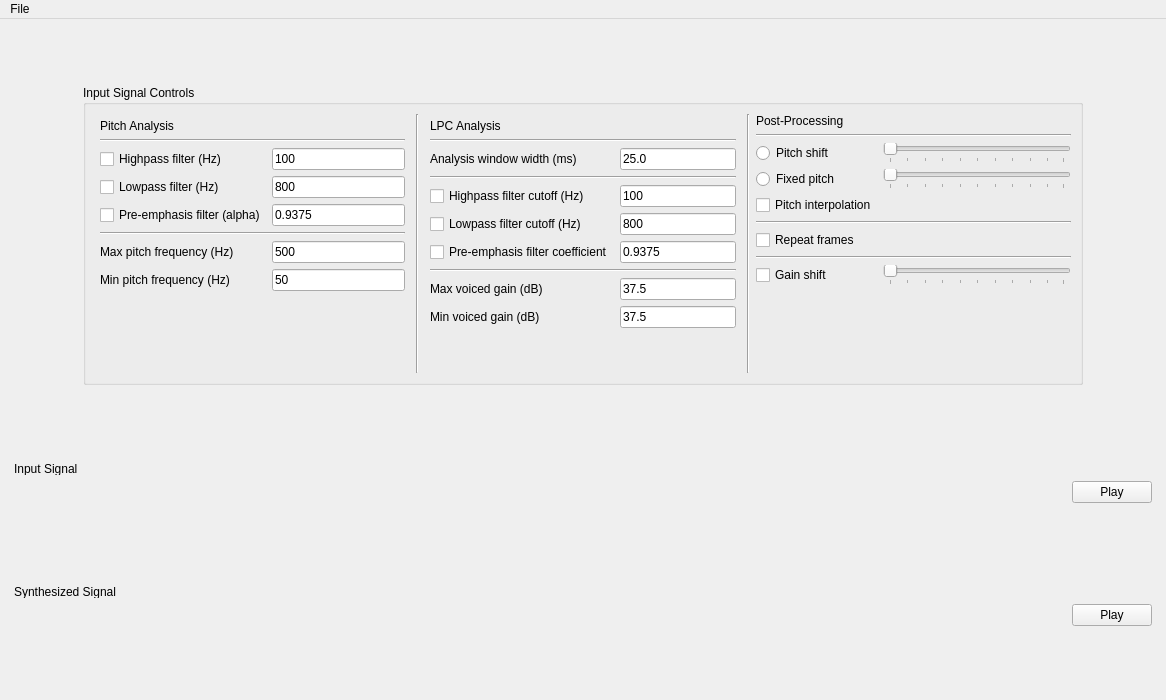
Qt form gui/mainwindow.ui (tornupnegatives/TMS-Express) before a commit.
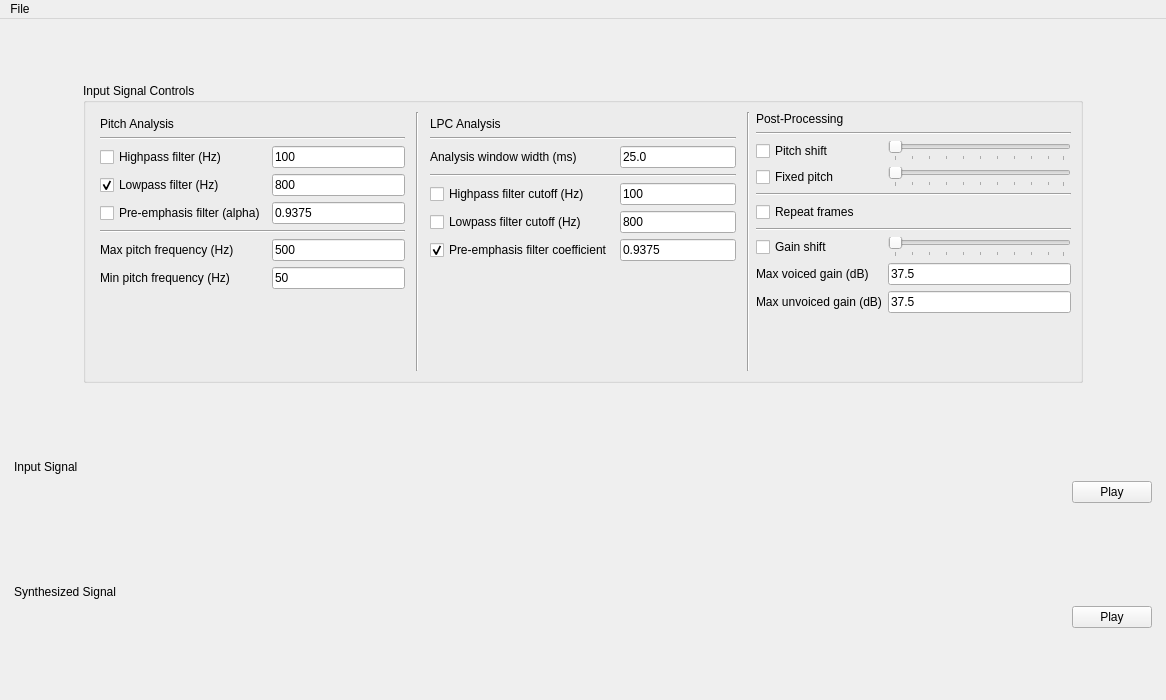
The same form after that commit.

Commit message: Implemented bulk of GUI features, pending export

Patch:
```diff
--- a/gui/mainwindow.ui
+++ b/gui/mainwindow.ui
@@ -59,7 +59,7 @@
         <property name="minimumSize">
          <size>
           <width>1000</width>
-          <height>280</height>
+          <height>270</height>
          </size>
         </property>
         <property name="maximumSize">
@@ -143,6 +143,9 @@
              <property name="text">
               <string>Lowpass filter (Hz)</string>
              </property>
+             <property name="checked">
+              <bool>true</bool>
+             </property>
             </widget>
            </item>
            <item row="1" column="0" colspan="2">
@@ -219,13 +222,33 @@
            <property name="bottomMargin">
             <number>5</number>
            </property>
-           <item row="4" column="1">
-            <widget class="QLineEdit" name="lpcHpfLine">
+           <item row="4" column="0">
+            <widget class="QCheckBox" name="lpcHpfEnable">
              <property name="text">
-              <string>100</string>
+              <string>Highpass filter cutoff (Hz)</string>
              </property>
             </widget>
            </item>
+           <item row="2" column="0">
+            <widget class="QLabel" name="label">
+             <property name="text">
+              <string>Analysis window width (ms)</string>
+             </property>
+            </widget>
+           </item>
+           <item row="10" column="0">
+            <spacer name="verticalSpacer_4">
+             <property name="orientation">
+              <enum>Qt::Vertical</enum>
+             </property>
+             <property name="sizeHint" stdset="0">
+              <size>
+               <width>20</width>
+               <height>40</height>
+              </size>
+             </property>
+            </spacer>
+           </item>
            <item row="6" column="1">
             <widget class="QLineEdit" name="lpcPreemphLine">
              <property name="text">
@@ -233,6 +256,23 @@
              </property>
             </widget>
            </item>
+           <item row="6" column="0">
+            <widget class="QCheckBox" name="lpcPreemphEnable">
+             <property name="text">
+              <string>Pre-emphasis filter coefficient</string>
+             </property>
+             <property name="checked">
+              <bool>true</bool>
+             </property>
+            </widget>
+           </item>
+           <item row="5" column="1">
+            <widget class="QLineEdit" name="lpcLpfLine">
+             <property name="text">
+              <string>800</string>
+             </property>
+            </widget>
+           </item>
            <item row="5" column="0">
             <widget class="QCheckBox" name="lpcLpfEnable">
              <property name="text">
@@ -240,6 +280,13 @@
              </property>
             </widget>
            </item>
+           <item row="3" column="0" colspan="2">
+            <widget class="Line" name="line_3">
+             <property name="orientation">
+              <enum>Qt::Horizontal</enum>
+             </property>
+            </widget>
+           </item>
            <item row="2" column="1">
             <widget class="QLineEdit" name="lpcWindowWidthLine">
              <property name="text">
@@ -247,24 +294,10 @@
              </property>
             </widget>
            </item>
-           <item row="2" column="0">
-            <widget class="QLabel" name="label">
-             <property name="text">
-              <string>Analysis window width (ms)</string>
-             </property>
-            </widget>
-           </item>
-           <item row="5" column="1">
-            <widget class="QLineEdit" name="lpcLpfLine">
-             <property name="text">
-              <string>800</string>
-             </property>
-            </widget>
-           </item>
-           <item row="4" column="0">
-            <widget class="QCheckBox" name="lpcHpfEnable">
-             <property name="text">
-              <string>Highpass filter cutoff (Hz)</string>
+           <item row="1" column="0" colspan="2">
+            <widget class="Line" name="line_6">
+             <property name="orientation">
+              <enum>Qt::Horizontal</enum>
              </property>
             </widget>
            </item>
@@ -275,72 +308,10 @@
              </property>
             </widget>
            </item>
-           <item row="1" column="0" colspan="2">
-            <widget class="Line" name="line_6">
-             <property name="orientation">
-              <enum>Qt::Horizontal</enum>
-             </property>
-            </widget>
-           </item>
-           <item row="11" column="0">
-            <spacer name="verticalSpacer_4">
-             <property name="orientation">
-              <enum>Qt::Vertical</enum>
-             </property>
-             <property name="sizeHint" stdset="0">
-              <size>
-               <width>20</width>
-               <height>40</height>
-              </size>
-             </property>
-            </spacer>
-           </item>
-           <item row="9" column="0">
-            <widget class="QLabel" name="label_3">
+           <item row="4" column="1">
+            <widget class="QLineEdit" name="lpcHpfLine">
              <property name="text">
-              <string>Max voiced gain (dB)</string>
-             </property>
-            </widget>
-           </item>
-           <item row="3" column="0" colspan="2">
-            <widget class="Line" name="line_3">
-             <property name="orientation">
-              <enum>Qt::Horizontal</enum>
-             </property>
-            </widget>
-           </item>
-           <item row="6" column="0">
-            <widget class="QCheckBox" name="lpcPreemphEnable">
-             <property name="text">
-              <string>Pre-emphasis filter coefficient</string>
-             </property>
-            </widget>
-           </item>
-           <item row="9" column="1">
-            <widget class="QLineEdit" name="lpcMaxVoicedGainLine">
-             <property name="text">
-              <string>37.5</string>
-             </property>
-            </widget>
-           </item>
-           <item row="10" column="0">
-            <widget class="QLabel" name="label_4">
-             <property name="text">
-              <string>Min voiced gain (dB)</string>
-             </property>
-            </widget>
-           </item>
-           <item row="7" column="0" colspan="2">
-            <widget class="Line" name="line_4">
-             <property name="orientation">
-              <enum>Qt::Horizontal</enum>
-             </property>
-            </widget>
-           </item>
-           <item row="10" column="1">
-            <widget class="QLineEdit" name="lpcMaxUnvoicedGainLine">
-             <property name="text">
-              <string>37.5</string>
+              <string>100</string>
              </property>
             </widget>
            </item>
@@ -355,40 +326,20 @@
          </item>
          <item>
           <layout class="QGridLayout" name="gridLayout">
+           <item row="10" column="0">
+            <widget class="QLabel" name="label_3">
+             <property name="text">
+              <string>Max voiced gain (dB)</string>
+             </property>
+            </widget>
+           </item>
            <item row="9" column="0">
-            <widget class="QCheckBox" name="checkBox">
+            <widget class="QCheckBox" name="postGainShiftEnable">
              <property name="text">
               <string>Gain shift</string>
              </property>
             </widget>
            </item>
-           <item row="9" column="1">
-            <widget class="QSlider" name="horizontalSlider">
-             <property name="orientation">
-              <enum>Qt::Horizontal</enum>
-             </property>
-             <property name="tickPosition">
-              <enum>QSlider::TicksBelow</enum>
-             </property>
-            </widget>
-           </item>
-           <item row="2" column="1">
-            <widget class="QSlider" name="horizontalSlider_2">
-             <property name="orientation">
-              <enum>Qt::Horizontal</enum>
-             </property>
-             <property name="tickPosition">
-              <enum>QSlider::TicksBelow</enum>
-             </property>
-            </widget>
-           </item>
-           <item row="5" column="0">
-            <widget class="QCheckBox" name="postPitchInterpEnable">
-             <property name="text">
-              <string>Pitch interpolation</string>
-             </property>
-            </widget>
-           </item>
            <item row="0" column="0">
             <widget class="QLabel" name="label_2">
              <property name="text">
@@ -396,11 +347,21 @@
              </property>
             </widget>
            </item>
-           <item row="1" column="0" colspan="2">
-            <widget class="Line" name="line_8">
+           <item row="7" column="0">
+            <widget class="QCheckBox" name="postRepeatFramesEnable">
+             <property name="text">
+              <string>Repeat frames</string>
+             </property>
+            </widget>
+           </item>
+           <item row="3" column="1">
+            <widget class="QSlider" name="postFixedPitchSlider">
              <property name="orientation">
               <enum>Qt::Horizontal</enum>
              </property>
+             <property name="tickPosition">
+              <enum>QSlider::TicksBelow</enum>
+             </property>
             </widget>
            </item>
            <item row="6" column="0" colspan="2">
@@ -410,10 +371,26 @@
              </property>
             </widget>
            </item>
-           <item row="2" column="0">
-            <widget class="QRadioButton" name="radioButton">
-             <property name="text">
-              <string>Pitch shift</string>
+           <item row="12" column="0">
+            <spacer name="verticalSpacer_5">
+             <property name="orientation">
+              <enum>Qt::Vertical</enum>
+             </property>
+             <property name="sizeHint" stdset="0">
+              <size>
+               <width>20</width>
+               <height>40</height>
+              </size>
+             </property>
+            </spacer>
+           </item>
+           <item row="2" column="1">
+            <widget class="QSlider" name="postPitchShiftSlider">
+             <property name="orientation">
+              <enum>Qt::Horizontal</enum>
+             </property>
+             <property name="tickPosition">
+              <enum>QSlider::TicksBelow</enum>
              </property>
             </widget>
            </item>
@@ -424,41 +401,68 @@
              </property>
             </widget>
            </item>
-           <item row="3" column="1">
-            <widget class="QSlider" name="horizontalSlider_3">
-             <property name="orientation">
-              <enum>Qt::Horizontal</enum>
-             </property>
-             <property name="tickPosition">
-              <enum>QSlider::TicksBelow</enum>
-             </property>
-            </widget>
-           </item>
-           <item row="10" column="0">
-            <spacer name="verticalSpacer_5">
-             <property name="orientation">
-              <enum>Qt::Vertical</enum>
-             </property>
-             <property name="sizeHint" stdset="0">
-              <size>
-               <width>20</width>
-               <height>40</height>
-              </size>
-             </property>
-            </spacer>
-           </item>
-           <item row="7" column="0">
-            <widget class="QCheckBox" name="postRepeatFramesEnable">
-             <property name="text">
-              <string>Repeat frames</string>
-             </property>
-            </widget>
-           </item>
            <item row="3" column="0">
-            <widget class="QRadioButton" name="radioButton_2">
+            <widget class="QCheckBox" name="postPitchOverrideEnable">
              <property name="text">
               <string>Fixed pitch</string>
              </property>
+             <property name="autoRepeat">
+              <bool>false</bool>
+             </property>
+             <property name="autoExclusive">
+              <bool>false</bool>
+             </property>
+            </widget>
+           </item>
+           <item row="10" column="1">
+            <widget class="QLineEdit" name="lpcMaxVoicedGainLine">
+             <property name="text">
+              <string>37.5</string>
+             </property>
+            </widget>
+           </item>
+           <item row="2" column="0">
+            <widget class="QCheckBox" name="postPitchShiftEnable">
+             <property name="text">
+              <string>Pitch shift</string>
+             </property>
+             <property name="autoRepeat">
+              <bool>false</bool>
+             </property>
+             <property name="autoExclusive">
+              <bool>false</bool>
+             </property>
+            </widget>
+           </item>
+           <item row="1" column="0" colspan="2">
+            <widget class="Line" name="line_8">
+             <property name="orientation">
+              <enum>Qt::Horizontal</enum>
+             </property>
+            </widget>
+           </item>
+           <item row="9" column="1">
+            <widget class="QSlider" name="postGainShiftSlider">
+             <property name="orientation">
+              <enum>Qt::Horizontal</enum>
+             </property>
+             <property name="tickPosition">
+              <enum>QSlider::TicksBelow</enum>
+             </property>
+            </widget>
+           </item>
+           <item row="11" column="0">
+            <widget class="QLabel" name="label_4">
+             <property name="text">
+              <string>Max unvoiced gain (dB)</string>
+             </property>
+            </widget>
+           </item>
+           <item row="11" column="1">
+            <widget class="QLineEdit" name="lpcMaxUnvoicedGainLine">
+             <property name="text">
+              <string>37.5</string>
+             </property>
             </widget>
            </item>
           </layout>
@@ -516,7 +520,7 @@
         <property name="maximumSize">
          <size>
           <width>16777215</width>
-          <height>12</height>
+          <height>16</height>
          </size>
         </property>
         <property name="text">
@@ -594,7 +598,7 @@
         <property name="maximumSize">
          <size>
           <width>16777215</width>
-          <height>12</height>
+          <height>16</height>
          </size>
         </property>
         <property name="text">
```
The commit also changes 6 other files.
